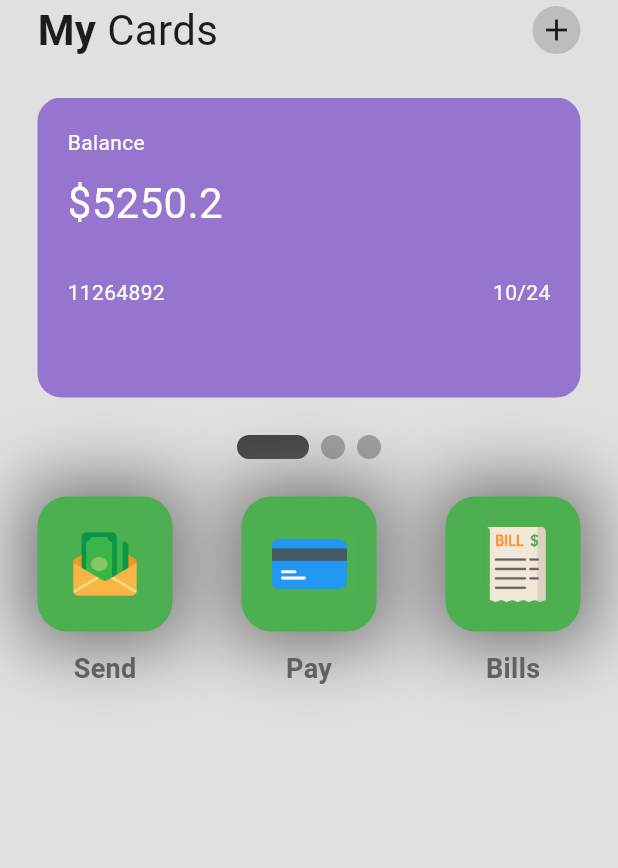
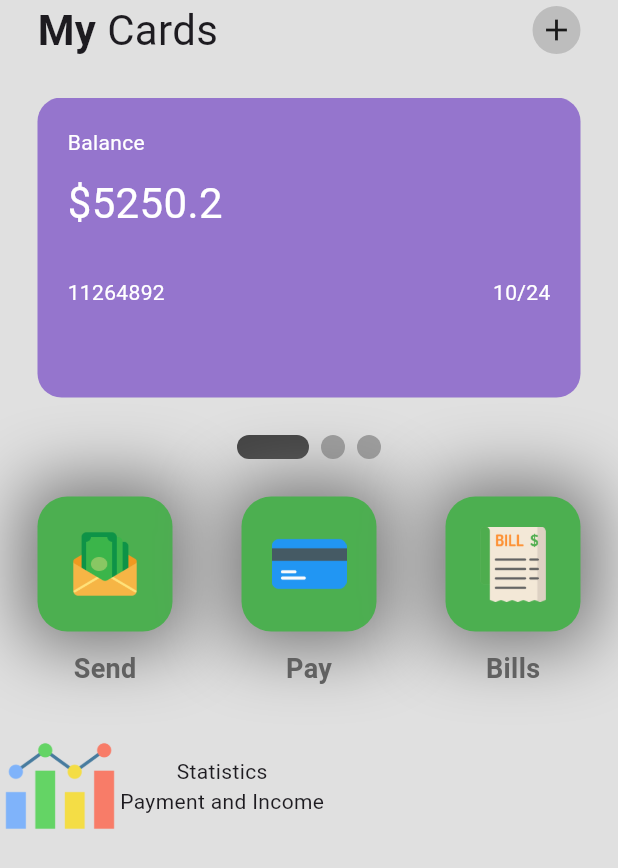
Before and after one commit to OrewaKimi/Flutter-Wallet-App-UI, a Flutter app: the screen it shows after launch, on a phone screen of 412 x 824 dp. Shown: the top 868 px of the screen. Run offline on Flutter 3.47's test engine with Material 3 defaults, Android fonts, the phone set to English and light mode, and no system bars; drawn by our look-alikes of smooth_page_indicator.

Commit message:
update column stats  and transactions

```diff
--- a/lib/pages/home_page.dart
+++ b/lib/pages/home_page.dart
@@ -131,7 +131,29 @@ class _HomePageState extends State<HomePage> {
           ),
         ),
 
+         SizedBox(height: 25),
+
           // column -> stats + transactions
+          Column(
+            children: [
+              // statistics
+              Row(
+                children: [
+                  // icon
+                  Container(
+                    height: 80,
+                    child: Image.asset('lib/icons/statistics.png'),
+                  ),
+
+                  Column(
+                    children: [
+                      Text('Statistics'),
+                      Text('Payment and Income'),
+                    ],
+                  )
+                ],)
+            ],
+          )
         ],
       ),
     );
```
